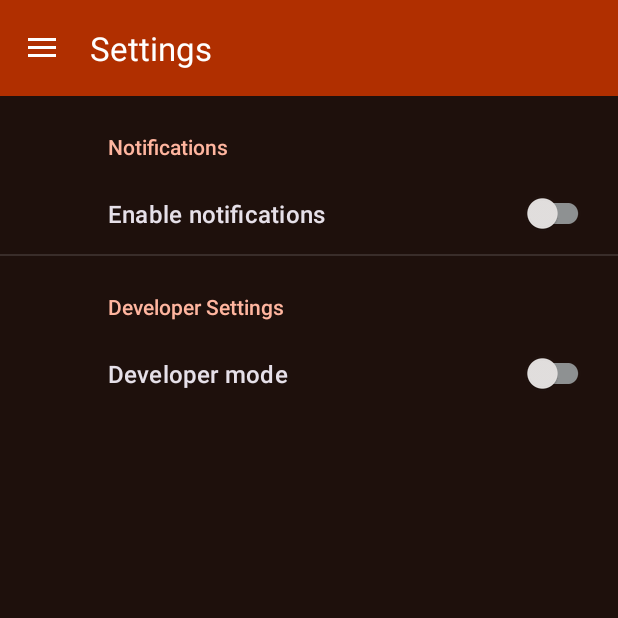
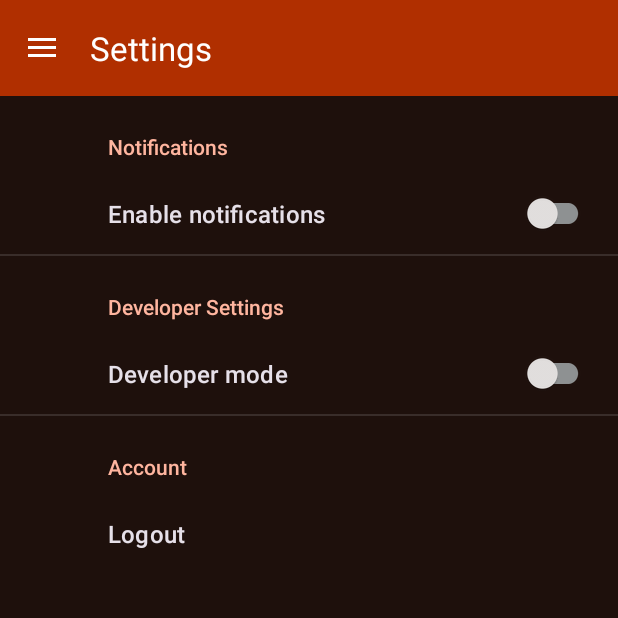
Before and after one commit to davirxavier/ember-iot-android-app, an Android app: the NewDeviceFragment screen opened through its navigation route, in the side drawer, after a tap on "Settings", on a phone screen of 412 x 824 dp, the top half of it. Run offline under Robolectric (Android 15) with nearby library versions, the phone set to English and light mode, and no system bars; our stand-ins replace Firebase (no records; nobody signed in at launch, a user with empty details on screens opened directly), androidx.preference, navigation-ui; libraries missing offline, so code that uses them is left out: com.maltaisn.icondialog, com.maltaisn.iconpack; 5 statements that could not run were skipped.

Commit message:
Fix bugs with release

```diff
--- a/app/src/main/java/com/emberiot/emberiot/MainActivity.kt
+++ b/app/src/main/java/com/emberiot/emberiot/MainActivity.kt
@@ -4,11 +4,10 @@ import android.os.Bundle
 import android.view.Menu
 import android.view.MenuItem
 import android.widget.TextView
-import android.widget.Toast
 import androidx.appcompat.app.AppCompatActivity
 import androidx.drawerlayout.widget.DrawerLayout
-import androidx.fragment.app.Fragment
 import androidx.lifecycle.ViewModelProvider
+import androidx.lifecycle.lifecycleScope
 import androidx.navigation.NavController
 import androidx.navigation.NavOptions
 import androidx.navigation.findNavController
@@ -18,7 +17,6 @@ import androidx.navigation.ui.setupActionBarWithNavController
 import androidx.navigation.ui.setupWithNavController
 import com.emberiot.emberiot.databinding.ActivityMainBinding
 import com.emberiot.emberiot.device_view.DeviceViewFragment
-import com.emberiot.emberiot.devices.DeviceListFragment
 import com.emberiot.emberiot.devices.NewDeviceFragment
 import com.emberiot.emberiot.util.OnActionClick
 import com.emberiot.emberiot.util.OnPrevCallback
@@ -28,6 +26,7 @@ import com.google.android.material.navigation.NavigationView
 import com.maltaisn.icondialog.IconDialog
 import com.maltaisn.icondialog.data.Icon
 import com.maltaisn.icondialog.pack.IconPack
+import kotlin.system.exitProcess
 
 class MainActivity : AppCompatActivity(), IconDialog.Callback {
 
@@ -93,11 +92,23 @@ class MainActivity : AppCompatActivity(), IconDialog.Callback {
             return@setNavigationItemSelectedListener true;
         }
 
-        EmberIotApp.initCallback = {
+        var init = false
+        EmberIotApp.firebaseInit.observe(this) {
+            if (init) {
+                return@observe
+            }
+
             loginViewModel.currentUser.observe(this) {
-                val emailText: TextView = navView.getHeaderView(0).findViewById(R.id.userEmail)
-                emailText.text = it.user.email
+                if (it != null) {
+                    val emailText: TextView = navView.getHeaderView(0).findViewById(R.id.userEmail)
+                    emailText.text = it.user.email
+                }
+                else {
+//                    navController.navigate(R.id.action_settings_to_login)
+                    exitProcess(0) // FIXME fix navigation manager
+                }
             }
+            init = true
         }
     }
 
--- a/app/src/main/java/com/emberiot/emberiot/data/Device.kt
+++ b/app/src/main/java/com/emberiot/emberiot/data/Device.kt
@@ -8,10 +8,21 @@ data class Device(
     val lastSeen: Long = -1,
     var iconId: Int = 0,
     val properties: MutableMap<String, String?> = mutableMapOf(),
-    val propertyDefinitions: MutableMap<String, DevicePropertyDefinition> = mutableMapOf(),
+    var propertyDefinitions: MutableMap<String, DevicePropertyDefinition> = mutableMapOf(),
     val uiObjects: MutableList<DeviceUiObject> = mutableListOf()
 ) {
     fun isOnline(): Boolean {
         return if (lastSeen < 0) false else (System.currentTimeMillis()/1000) - lastSeen < Values.OFFLINE_THRESHOLD
     }
+
+    fun getNextPropDefId(): String {
+        for (i in 0 until Int.MAX_VALUE) {
+            val key = "CH$i"
+            if (!propertyDefinitions.containsKey(key)) {
+                return key
+            }
+        }
+
+        return "-1"
+    }
 }
--- a/app/src/main/java/com/emberiot/emberiot/data/DevicePropertyDefinition.kt
+++ b/app/src/main/java/com/emberiot/emberiot/data/DevicePropertyDefinition.kt
@@ -9,10 +9,6 @@ data class DevicePropertyDefinition(
     val possibleValues: List<String>
 ) {
     companion object {
-        fun getId(index: Int): String {
-            return "CH$index"
-        }
-
         val INVALID = DevicePropertyDefinition("", "", PropertyType.INVALID, listOf())
     }
 }
--- a/app/src/main/java/com/emberiot/emberiot/devices/DataChannelListAdapter.kt
+++ b/app/src/main/java/com/emberiot/emberiot/devices/DataChannelListAdapter.kt
@@ -15,7 +15,7 @@ import com.emberiot.emberiot.data.DevicePropertyDefinition
 import com.emberiot.emberiot.login.LoginFragment.Companion.Steps
 
 class DataChannelListAdapter(
-    private val removeItemCallback: (index: Int) -> Unit,
+    private val removeItemCallback: (key: String) -> Unit,
     private val onItemClickCallback: (item: DevicePropertyDefinition, index: Int) -> Unit
 ) : RecyclerView.Adapter<DataChannelListAdapter.Companion.ViewHolder>() {
 
@@ -58,7 +58,7 @@ class DataChannelListAdapter(
                         list.removeAt(position)
                         notifyItemRemoved(position)
                         notifyItemRangeChanged(position, list.size - position)
-                        removeItemCallback(position)
+                        removeItemCallback(item.id)
                         dialog.dismiss()
                     }
                 }
--- a/app/src/main/java/com/emberiot/emberiot/util/Values.kt
+++ b/app/src/main/java/com/emberiot/emberiot/util/Values.kt
@@ -1,6 +1,6 @@
 package com.emberiot.emberiot.util
 
 object Values {
-    const val OFFLINE_THRESHOLD: Long = 90
+    const val OFFLINE_THRESHOLD: Long = 180
     const val DEVICE_TYPE = "app"
 }
--- a/app/src/main/java/com/emberiot/emberiot/view/EmberText.kt
+++ b/app/src/main/java/com/emberiot/emberiot/view/EmberText.kt
@@ -37,6 +37,7 @@ class EmberText(context: Context) : AppCompatTextView(context), EmberUiClass {
         prefix = params[UiObjectParameter.PREFIX.value] ?: ""
 
         this.possibleValues = possibleValues
+        onChannelUpdate("0")
     }
 
     @SuppressLint("SetTextI18n")
--- a/app/src/main/java/com/emberiot/emberiot/view_model/LoginViewModel.kt
+++ b/app/src/main/java/com/emberiot/emberiot/view_model/LoginViewModel.kt
@@ -1,18 +1,22 @@
 package com.emberiot.emberiot.view_model
 
+import android.util.Log
 import androidx.lifecycle.LiveData
 import androidx.lifecycle.MutableLiveData
 import androidx.lifecycle.ViewModel
 import com.emberiot.emberiot.data.UserData
+import com.google.firebase.Firebase
+import com.google.firebase.FirebaseError
+import com.google.firebase.FirebaseException
 import com.google.firebase.auth.FirebaseAuth
 import kotlinx.coroutines.tasks.await
 
 class LoginViewModel : ViewModel() {
 
-    private val _currentUser = MutableLiveData<UserData>()
-    val currentUser: LiveData<UserData> get() = _currentUser
+    private val _currentUser = MutableLiveData<UserData?>()
+    val currentUser: LiveData<UserData?> get() = _currentUser
 
-    private fun setCurrentUser(user: UserData) {
+    private fun setCurrentUser(user: UserData?) {
         _currentUser.value = user
     }
 
@@ -20,6 +24,11 @@ class LoginViewModel : ViewModel() {
         FirebaseAuth.getInstance().currentUser?.let {
             setCurrentUser(UserData(it))
         }
+    }
+
+    fun logout() {
+        FirebaseAuth.getInstance().signOut()
+        setCurrentUser(null)
     }
 
     suspend fun login(username: String, password: String): AuthError? {
--- a/app/src/main/res/drawable/baseline_logout_24.xml
+++ b/app/src/main/res/drawable/baseline_logout_24.xml
@@ -1,5 +1,5 @@
-<vector xmlns:android="http://schemas.android.com/apk/res/android" android:autoMirrored="true" android:height="24dp" android:tint="#000000" android:viewportHeight="24" android:viewportWidth="24" android:width="24dp">
+<vector xmlns:android="http://schemas.android.com/apk/res/android" android:autoMirrored="true" android:height="24dp" android:viewportHeight="24" android:viewportWidth="24" android:width="24dp">
 
-    <path android:fillColor="@android:color/white" android:pathData="M17,7l-1.41,1.41L18.17,11H8v2h10.17l-2.58,2.58L17,17l5,-5zM4,5h8V3H4c-1.1,0 -2,0.9 -2,2v14c0,1.1 0.9,2 2,2h8v-2H4V5z"/>
+    <path android:fillColor="@color/md_theme_onBackground" android:pathData="M17,7l-1.41,1.41L18.17,11H8v2h10.17l-2.58,2.58L17,17l5,-5zM4,5h8V3H4c-1.1,0 -2,0.9 -2,2v14c0,1.1 0.9,2 2,2h8v-2H4V5z"/>
 
 </vector>
--- a/app/src/main/res/layout/fragment_device_list.xml
+++ b/app/src/main/res/layout/fragment_device_list.xml
@@ -4,10 +4,10 @@
     xmlns:tools="http://schemas.android.com/tools"
     android:layout_width="match_parent"
     android:layout_height="match_parent"
+    android:layout_marginLeft="4dp"
     android:layout_marginTop="10dp"
-    android:layout_marginBottom="10dp"
-    android:layout_marginLeft="4dp"
-    android:layout_marginRight="4dp">
+    android:layout_marginRight="4dp"
+    android:layout_marginBottom="10dp">
 
     <ProgressBar
         android:id="@+id/deviceProgress"
--- a/app/src/main/res/navigation/mobile_navigation.xml
+++ b/app/src/main/res/navigation/mobile_navigation.xml
@@ -13,7 +13,6 @@
         <action
             android:id="@+id/action_nav_login_to_nav_devices"
             app:destination="@id/nav_devices"
-            app:launchSingleTop="true"
             app:popUpTo="@id/nav_login"
             app:popUpToInclusive="true" />
     </fragment>
@@ -53,6 +52,11 @@
             app:popUpTo="@id/nav_settings"
             app:popUpToInclusive="true"
             app:destination="@id/nav_settings" />
+        <action
+            android:id="@+id/action_settings_to_login"
+            app:popUpTo="@id/nav_settings"
+            app:popUpToInclusive="true"
+            app:destination="@id/nav_login" />
     </fragment>
     <fragment
         android:id="@+id/newDeviceFragment"
--- a/app/src/main/res/values/strings.xml
+++ b/app/src/main/res/values/strings.xml
@@ -74,6 +74,8 @@
 
     <string name="notifications_header">Notifications</string>
     <string name="developer_header">Developer Settings</string>
+    <string name="account_header">Account</string>
+    <string name="logout">Logout</string>
     <string name="notifications_title">Enable notifications</string>
     <string name="developer_mode">Developer mode</string>
     <string name="select_device_icon">Select Device Icon</string>
@@ -105,6 +107,7 @@
     <string name="edit_device_ui_exit_confirmation_body">Are you sure you want to go back? You will lose any unsaved changes.</string>
     <string name="edit_device_ui_save_confirmation_body">Are you sure you want to save your changes?</string>
     <string name="confirm">Confirm</string>
+    <string name="logout_confirm">Are you sure you want to sign off the app?</string>
 
     <string name="add_new_ui_element">Add new UI element</string>
     <string name="sample">Sample</string>
@@ -166,4 +169,5 @@
     <string name="edit_type_text">Text</string>
     <string name="edit_type_number">Number</string>
     <string name="edit_type_date">Date</string>
+    <string name="invalid_key">Invalid Firebase configuration, please submit valid info.</string>
 </resources>
--- a/app/src/main/res/xml/root_preferences.xml
+++ b/app/src/main/res/xml/root_preferences.xml
@@ -16,4 +16,10 @@
 
     </PreferenceCategory>
 
+    <PreferenceCategory app:title="@string/account_header">
+
+        <Preference app:key="logout" app:title="@string/logout" app:widgetLayout="@layout/setting_icon_item" />
+
+    </PreferenceCategory>
+
 </PreferenceScreen>
```
Also changed, not shown: app/src/main/java/com/emberiot/emberiot/EmberIotApp.kt (+10 -7 lines), app/src/main/java/com/emberiot/emberiot/SettingsFragment.kt (+25 -0 lines), app/src/main/java/com/emberiot/emberiot/devices/NewDeviceFragment.kt (+4 -4 lines), app/src/main/java/com/emberiot/emberiot/login/LoginFragment.kt (+25 -2 lines), app/src/main/java/com/emberiot/emberiot/view_model/DeviceViewModel.kt (+24 -17 lines), app/src/main/res/layout/setting_icon_item.xml (added, +13 -0 lines), app/src/main/java/com/emberiot/emberiot/data/enum/ElementSize.kt (renamed from app/src/main/java/com/emberiot/emberiot/data/enum/LabelSize.kt).
